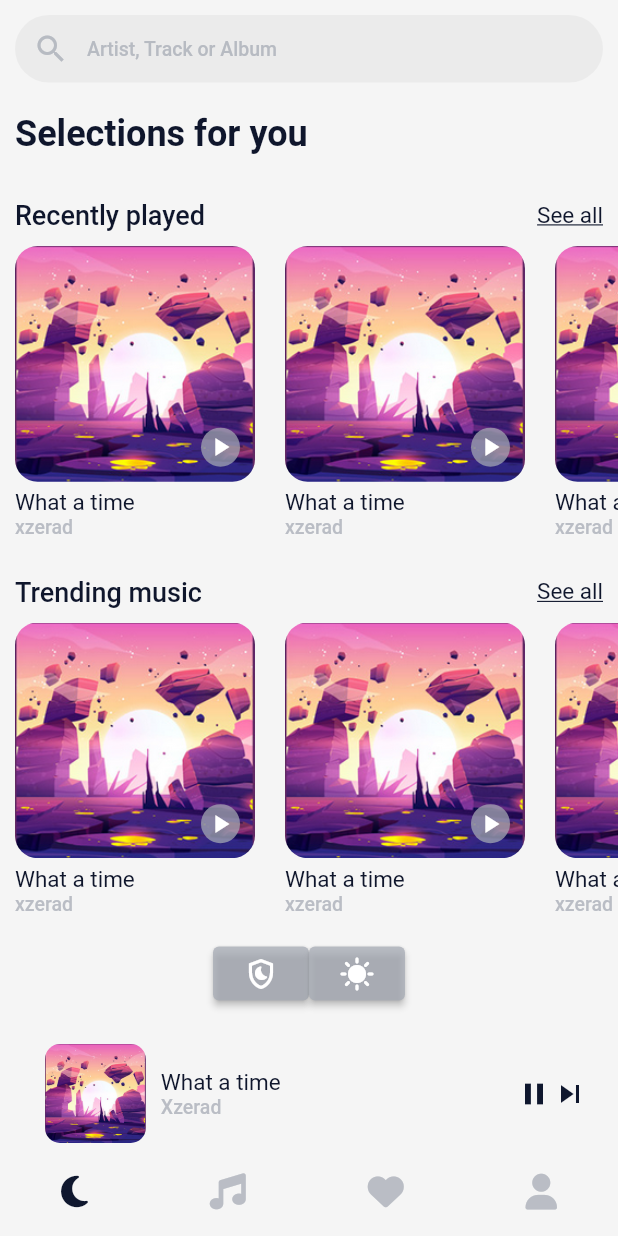
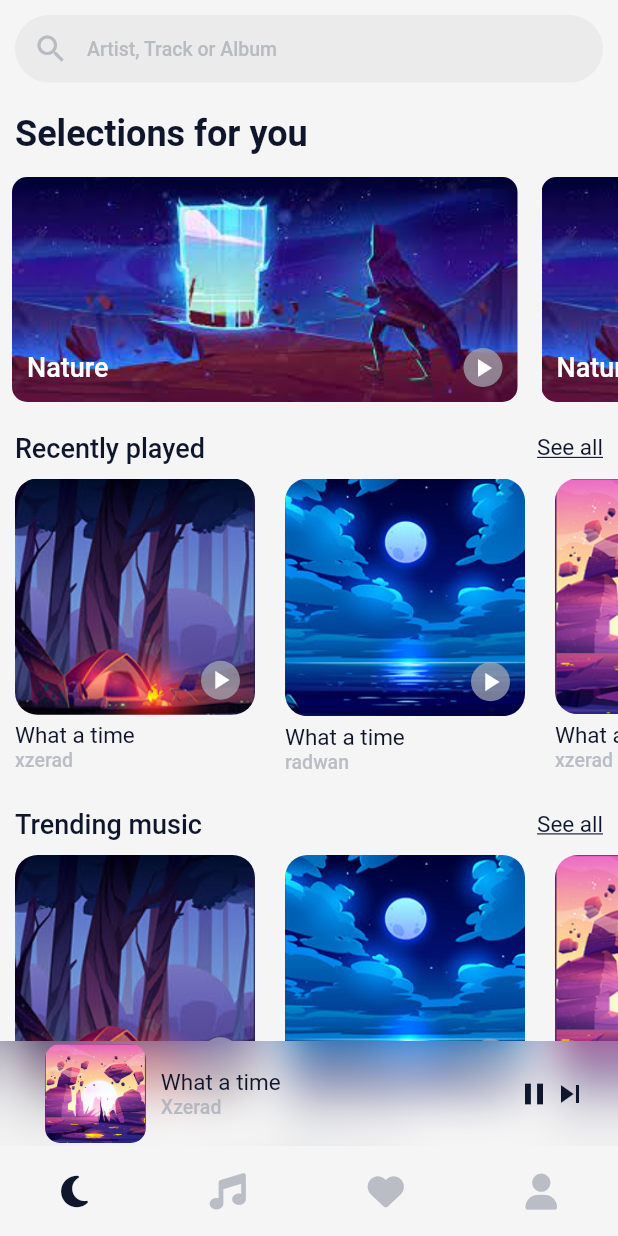
Before and after one commit to xzerad/music-player, a Flutter app: the screen it shows after launch, on a phone screen of 412 x 824 dp. Run offline on Flutter 3.47's test engine with Material 2 defaults, Android fonts, the phone set to English and light mode, and no system bars; our stand-ins replace bloc, flutter_bloc, font_awesome_flutter; Roboto replaces fonts that are missing (sf pro rounded).

Commit message:
music player interface is completed

```diff
--- a/lib/components/music_card.dart
+++ b/lib/components/music_card.dart
@@ -1,11 +1,12 @@
 import 'package:flutter/material.dart';
 import 'package:music_player/constants.dart';
 
+import '../models/music.dart';
+
 class MusicCard extends StatelessWidget {
-  const MusicCard({Key? key, required this.imageAsset, required this.trackName,
-    required this.artistName}) : super(key: key);
-
-  final String imageAsset, trackName, artistName;
+  const MusicCard({Key? key, required this.music, required this.prefix}) : super(key: key);
+  final String prefix;
+  final Music music;
   @override
   Widget build(BuildContext context) {
     return Padding(
@@ -17,9 +18,13 @@ class MusicCard extends StatelessWidget {
           children: [
             Stack(
               children: [
-                  ClipRRect(
-                     borderRadius: const BorderRadius.all(Radius.circular(15)),
-                      child: Image.asset(imageAsset)),
+                  Hero(
+                    tag: "$prefix${music.id}",
+                    child: ClipRRect(
+                      borderRadius: const BorderRadius.all(Radius.circular(15)),
+                      child: Image.asset(music.asset),
+                    ),
+                  ),
                   const Positioned(
                       bottom: 10,
                       right: 10,
@@ -30,8 +35,8 @@ class MusicCard extends StatelessWidget {
               ],
             ),
             const SizedBox(height: 5,),
-            Text(trackName, style: Theme.of(context).textTheme.displaySmall,),
-            Text(artistName, style: Theme.of(context).textTheme.bodySmall,)
+            Text(music.title, style: Theme.of(context).textTheme.displaySmall,),
+            Text(music.artist, style: Theme.of(context).textTheme.bodySmall,)
           ],
         ),
       ),
--- /dev/null
+++ b/lib/components/selected_music_card.dart
@@ -0,0 +1,39 @@
+import 'package:flutter/material.dart';
+
+import '../constants.dart';
+
+class SelectedMusicCard extends StatelessWidget {
+  const SelectedMusicCard({Key? key, required this.asset, required this.title}) : super(key: key);
+  final String asset;
+  final String title;
+
+  @override
+  Widget build(BuildContext context) {
+    return Padding(
+      padding: const EdgeInsets.symmetric(horizontal: 8.0),
+      child: Stack(
+        children: [
+          ClipRRect(
+            borderRadius: const BorderRadius.all(Radius.circular(10)),
+            child: Image.asset(asset),
+          ),
+           Positioned(
+              bottom: 10,
+              left: 10,
+              right: 10,
+              child: Row(
+                mainAxisAlignment: MainAxisAlignment.spaceBetween,
+                children: [
+                  Text(title, style: Theme.of(context).textTheme.displayMedium?.copyWith(color: Colors.white),),
+                  const CircleAvatar(
+                      backgroundColor: kUnselectedIconColor,
+                      radius: 13,
+                      child: Icon(Icons.play_arrow, color: Colors.white, size: 20,)),
+                ],
+              ))
+
+        ],
+      ),
+    );
+  }
+}
--- a/lib/main.dart
+++ b/lib/main.dart
@@ -1,9 +1,4 @@
-import 'dart:io';
-import 'dart:math';
-import 'dart:typed_data';
 import 'package:flutter_bloc/flutter_bloc.dart';
-import 'package:flutter_media_metadata/flutter_media_metadata.dart';
-import 'package:image/image.dart' as img;
 import 'package:flutter/material.dart';
 import 'package:flutter/services.dart';
 import 'package:music_player/pages/home.dart';
@@ -35,25 +30,41 @@ class MyApp extends StatelessWidget {
 
             textTheme: const TextTheme(
               displayLarge: TextStyle(
-                color: kPrimaryBrightTextColor,
-                fontWeight: FontWeight.bold,
-                fontSize: 24
+                  color: kPrimaryBrightTextColor,
+                  fontWeight: FontWeight.bold,
+                  fontSize: 24,
+                  fontFamily: "sf pro rounded"
+
               ),
               displayMedium: TextStyle(
                   color: kPrimaryBrightTextColor,
                   fontWeight: FontWeight.w500,
-                  fontSize: 18
+                  fontSize: 18,
+                  fontFamily: "sf pro rounded"
+
               ),
               displaySmall: TextStyle(
                   color: kPrimaryBrightTextColor,
                   fontWeight: FontWeight.normal,
-                  fontSize: 15
+                  fontSize: 15,
+                  fontFamily: "sf pro rounded"
+
               ),
               bodySmall: TextStyle(
                   color: kUnselectedIconColor,
                   fontSize: 13,
-                  fontWeight: FontWeight.w500
-              )
+                  fontWeight: FontWeight.w500,
+                  fontFamily: "sf pro rounded"
+
+              ),
+              bodyMedium: TextStyle(
+                  color: Color(0xCCFFFFFF),
+                  fontSize: 15,
+                  fontWeight: FontWeight.w500,
+                  fontFamily: "sf pro rounded"
+
+              ),
+
             ),
             iconTheme: const IconThemeData(
               color: kUnselectedIconColor
@@ -83,23 +94,35 @@ class MyApp extends StatelessWidget {
                   displayLarge: TextStyle(
                       color: kPrimaryDarkTextColor,
                       fontWeight: FontWeight.bold,
-                      fontSize: 24
+                      fontSize: 24,
+                      fontFamily: "sf pro rounded"
                   ),
                   displayMedium: TextStyle(
                       color: kPrimaryDarkTextColor,
                       fontWeight: FontWeight.w500,
-                      fontSize: 18
+                      fontSize: 18,
+                      fontFamily: "sf pro rounded"
                   ),
                   displaySmall: TextStyle(
                       color: kPrimaryDarkTextColor,
                       fontWeight: FontWeight.normal,
-                      fontSize: 15
+                      fontSize: 15,
+                      fontFamily: "sf pro rounded"
                   ),
                   bodySmall: TextStyle(
                     color: kUnselectedIconColor,
                     fontSize: 13,
-                    fontWeight: FontWeight.w500
-                  )
+                    fontWeight: FontWeight.w500,
+                    fontFamily: "sf pro rounded"
+
+                  ),
+                bodyMedium: TextStyle(
+                    color: Color(0xCCFFFFFF),
+                    fontSize: 15,
+                    fontWeight: FontWeight.w600,
+                    fontFamily: "sf pro rounded"
+
+                ),
 
 
               ),
@@ -134,143 +157,3 @@ class MyApp extends StatelessWidget {
 );
   }
 }
-
-class HomePage_ extends StatefulWidget {
-  const HomePage_({Key? key, required this.path}) : super(key: key);
-  final String path;
-  @override
-  State<HomePage_> createState() => _HomePageState();
-}
-
-class _HomePageState extends State<HomePage_> {
-  Color? color;
-  Uint8List? albumArt;
-  String? albumName;
-  String? songName;
-  int trackDuration = 0;
-
-  double playingProgress = 0.0;
-
-  int abgrToArgb(int argbColor) {
-    int r = (argbColor >> 16) & 0xFF;
-    int b = argbColor & 0xFF;
-    return (argbColor & 0xFF00FF00) | (b << 16) | r;
-  }
-  getMetaData() {
-    File file = File(widget.path);
-    MetadataRetriever.fromFile(file).then((metadata){
-      print(metadata);
-      setState(() {
-        albumArt = metadata.albumArt;
-        albumName = metadata.albumName;
-        songName = metadata.trackName;
-        trackDuration = (metadata.trackDuration ?? 0) ~/ 1000;
-
-      });
-      if (albumArt != null) {
-        setBackgroundFromAlbumArt( albumArt!);
-      }
-    });
-
-
-  }
-
-  setBackgroundFromAlbumArt(Uint8List bytes){
-      img.Image? photo = img.decodeImage(bytes);
-      if(photo == null){
-        return;
-      }
-
-      List<Color> pixels = [];
-
-      for(int i=0; i< photo.width; i += 100){
-        for(int j = 0; j < photo.height; j += 100){
-          int pixel = photo.getPixel(i, j);
-          pixels.add(Color(abgrToArgb(pixel)));
-
-        }
-      }
-
-      Map<Color, int> pixelCount = <Color, int>{};
-      for(Color pixel in pixels){
-        pixelCount[pixel] = (pixelCount[pixel]?? 0) + 1;
-      }
-      int maxRep = 0;
-      Color dominateColor = const Color(0x00000000);
-      pixelCount.forEach((k,v){
-        if(v>maxRep) {
-          maxRep = v;
-          dominateColor = k;
-        }
-      });
-      setState(() {
-        color = dominateColor;
-      });
-
-  }
-
-  @override
-  void initState() {
-    // TODO: implement initState
-    super.initState();
-    getMetaData();
-
-  }
-
-
-
-  @override
-  Widget build(BuildContext context) {
-    Size size = MediaQuery.of(context).size;
-
-    return Scaffold(
-      backgroundColor: color,
-      body: SizedBox(
-        width: size.width,
-        height: size.height,
-        child: Column(
-          mainAxisAlignment: MainAxisAlignment.center,
-          children: [
-            (albumArt != null)?ClipRRect(
-              borderRadius: const BorderRadius.all(Radius.circular(15)),
-              child:  Image.memory(albumArt!, ),
-            ): const SizedBox(),
-            const SizedBox(height: 5,),
-            Text(albumName ?? "", style: const TextStyle(color: kTransparentWhite, fontSize: 14),),
-            const SizedBox(height: 5,),
-            Text(songName ?? "", style: const TextStyle(color: Color(0x88FFFFFF), fontSize: 18, fontWeight: FontWeight.bold)),
-            const SizedBox(height: 5,),
-            Padding(
-              padding: const EdgeInsets.symmetric(horizontal: 20.0, vertical: 5),
-              child: Row(
-                mainAxisAlignment: MainAxisAlignment.spaceBetween,
-                children: const [
-                  Icon(Icons.favorite_border_rounded, color: kTransparentWhite,),
-                  Icon(Icons.share, color: kTransparentWhite,)
-                ],
-              ),
-            ),
-
-           Slider(value: playingProgress, onChanged: (value){
-            setState((){
-              playingProgress = value;
-            });
-          }, min: 0, max: trackDuration.toDouble() , activeColor: Colors.white, inactiveColor: kTransparentWhite,),
-
-            Padding(
-              padding: const EdgeInsets.symmetric(horizontal: 20.0, vertical: 5),
-              child: Row(
-                mainAxisAlignment: MainAxisAlignment.spaceBetween,
-                children: [
-                  Text("${(playingProgress ~/ 60).toString().padLeft(2, "0")}:${(playingProgress % 60).toInt().toString().padLeft(2, "0")}", style: TextStyle(color: kTransparentWhite),),
-                  Text("${(trackDuration ~/ 60).toString().padLeft(2, "0")}:${(trackDuration % 60).toString().padLeft(2, "0")}", style: TextStyle(color: kTransparentWhite),)
-                ],
-              ),
-            ),
-
-          ],
-        ),
-      ),
-    );
-  }
-}
--- /dev/null
+++ b/lib/models/music.dart
@@ -0,0 +1,23 @@
+class Music{
+  final int id;
+  final String title;
+  final String artist;
+  final String category;
+  final String asset;
+  final int trackDuration;
+  bool favorite;
+  Music({
+    required this.id,
+    required this.title,
+    required this.artist,
+    required this.category,
+    required this.asset,
+    required this.trackDuration,
+    required this.favorite
+  });
+
+  @override
+  String toString() {
+    return 'Music{title: $title, artist: $artist, category: $category, asset: $asset, trackDuration: $trackDuration}';
+  }
+}
--- /dev/null
+++ b/lib/music_list.dart
@@ -0,0 +1,9 @@
+import 'package:music_player/models/music.dart';
+
+List<Music> musicList =[
+  Music(title: "What a time", artist: "xzerad", category: "Sounds of nature", asset: "assets/Music App UI Design 3.png", trackDuration: 3500, id: 1, favorite: false),
+  Music(title: "What a time", artist: "radwan", category: "Sounds of nature", asset: "assets/Music App UI Design.png", trackDuration: 4000, id: 2, favorite: true),
+  Music(title: "What a time", artist: "xzerad", category: "Sounds of nature", asset: "assets/Music App UI Design 2.png", trackDuration: 3000, id: 3, favorite: false),
+
+
+] ;
--- a/lib/pages/home.dart
+++ b/lib/pages/home.dart
@@ -1,11 +1,18 @@
+import 'dart:ui';
+
 import 'package:flutter/material.dart';
 import 'package:flutter_bloc/flutter_bloc.dart';
 import 'package:font_awesome_flutter/font_awesome_flutter.dart';
 import 'package:music_player/components/music_card.dart';
 import 'package:music_player/components/section_header.dart';
+import 'package:music_player/components/selected_music_card.dart';
 import 'package:music_player/configurations/no_scroll_indication.dart';
+import 'package:music_player/music_list.dart';
+import 'package:music_player/pages/music_player.dart';
 import 'package:music_player/services/theme_mode_cubit.dart';
 import 'package:collection/collection.dart';
+
+import '../models/music.dart';
 
 class HomePage extends StatelessWidget {
   const HomePage({Key? key}) : super(key: key);
@@ -13,7 +20,11 @@ class HomePage extends StatelessWidget {
   @override
   Widget build(BuildContext context) {
     return const Scaffold(
-      body:  SafeArea(child: HomeBody()),
+      extendBody: true,
+      body:  SafeArea(
+          bottom: false,
+          child: HomeBody(),
+      ),
       bottomNavigationBar: CustomBottomNavigationBar(),
 
     );
@@ -64,10 +75,22 @@ class HomeBody extends StatelessWidget {
                     ),
                     const SizedBox(height: 20,),
                     Text("Selections for you", style: Theme.of(context).textTheme.displayLarge,),
-                    const SizedBox(height: 10,),
+                    const SizedBox(height: 5,),
                   ],
                 ),
               ),
+              SizedBox(
+                height: 150,
+                child: ListView.builder(
+                    scrollDirection: Axis.horizontal,
+                    itemBuilder: (context, index){
+                  return const SelectedMusicCard(
+                    asset: "assets/images.jpg",
+                    title: "Nature",
+                  );
+                }),
+              ),
+              const SizedBox(height: 10,),
               const Padding(
                 padding:  EdgeInsets.all(10.0),
                 child:  SectionHeader(sectionName: 'Recently played',),
@@ -77,12 +100,20 @@ class HomeBody extends StatelessWidget {
                 child: ScrollConfiguration(
                   behavior: NoScrollIndication(),
                   child: ListView.builder(
+                      itemCount: musicList.length,
                       scrollDirection: Axis.horizontal,
                       itemBuilder: (context, index){
-                        return const MusicCard(
-                          imageAsset: 'assets/Music App UI Design 2.png',
-                          trackName: 'What a time',
-                          artistName: 'xzerad',
+                        Music music = musicList[index];
+                        return GestureDetector(
+                          onTap: (){
+                            Navigator.of(context).push(MaterialPageRoute(builder: (context){
+                              return MusicPlayer(music: music, prefix: "recently");
+                            }));
+                          },
+                          child: MusicCard(
+                            prefix: "recently",
+                            music: music,
+                          ),
                         );
                       }
                   ),
@@ -98,12 +129,20 @@ class HomeBody extends StatelessWidget {
                 child: ScrollConfiguration(
                   behavior: NoScrollIndication(),
                   child: ListView.builder(
+                      itemCount: musicList.length,
                       scrollDirection: Axis.horizontal,
                       itemBuilder: (context, index){
-                        return const MusicCard(
-                          imageAsset: 'assets/Music App UI Design 2.png',
-                          trackName: 'What a time',
-                          artistName: 'xzerad',
+                        Music music = musicList[index];
+                        return GestureDetector(
+                          onTap: (){
+                            Navigator.of(context).push(MaterialPageRoute(builder: (context){
+                              return MusicPlayer(music: music, prefix: "trend",);
+                            }));
+                          },
+                          child: MusicCard(
+                            prefix: "trend",
+                            music: music,
+                          ),
                         );
                       }
                   ),
@@ -121,13 +160,14 @@ class HomeBody extends StatelessWidget {
                     },
                     ),
                     ElevatedButton(
-                      child: Icon(Icons.sunny), onPressed: (){
+                      child: const Icon(Icons.sunny), onPressed: (){
                       context.read<ThemeModeCubit>().setBrightMode();
                     },
                     ),
                   ],
                 ),
               ),
+             const SizedBox(height: 140,)
             ],
           ),
         ),
@@ -156,14 +196,21 @@ class _CustomBottomNavigationBarState extends State<CustomBottomNavigationBar> {
   Widget build(BuildContext context) {
     bool played = true;
 
-    return Container(
+    return SizedBox(
       width: double.infinity,
       height: 60 + 70* (played?1:0),
-      color: Theme.of(context).bottomNavigationBarTheme.backgroundColor,
       child: Column(
         children: [
           if(played)
-          SizedBox(
+          Material(
+            color: Theme.of(context).bottomNavigationBarTheme.backgroundColor?.withOpacity(0.5),
+
+            child: Stack(
+              children: [
+                ClipRect(
+                  child: BackdropFilter(
+                    filter: ImageFilter.blur(sigmaX: 15, sigmaY: 15),
+                    child: SizedBox(
                       height: 70,
                       child: Padding(
                         padding: const EdgeInsets.symmetric(horizontal: 20.0),
@@ -197,7 +244,14 @@ class _CustomBottomNavigationBarState extends State<CustomBottomNavigationBar> {
                         ),
                       ),
                     ),
-          SizedBox(
+                  ),
+                ),
+              ],
+            ),
+          ),
+          Material(
+            color: Theme.of(context).bottomNavigationBarTheme.backgroundColor,
+            child: SizedBox(
               height: 60,
               child: Row(
                 mainAxisAlignment: MainAxisAlignment.spaceAround,
@@ -213,6 +267,7 @@ class _CustomBottomNavigationBarState extends State<CustomBottomNavigationBar> {
                       child: SizedBox(child: FaIcon(icon, color: (index == selectedIndex)?theme.selectedIconTheme?.color:theme.unselectedIconTheme?.color,)));}).toList()
               ),
             ),
+          ),
         ],
       ),
     );
```
Also changed, not shown: lib/components/button_circular_splash.dart (added, +17 -0 lines), lib/pages/music_player.dart (added, +190 -0 lines), pubspec.yaml (+10 -6 lines), assets/Music App UI Design 3.png (added), assets/Music App UI Design.png, assets/images.jpg (added), 4 other files. Lines whose indentation alone changed are shown as unchanged.
